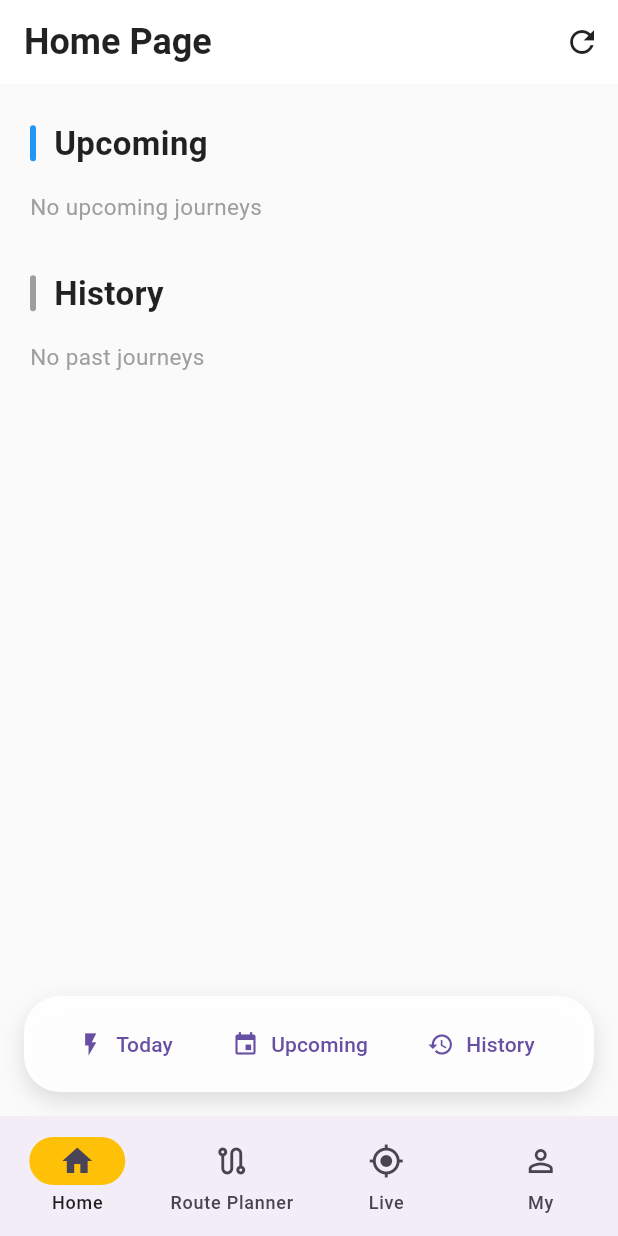
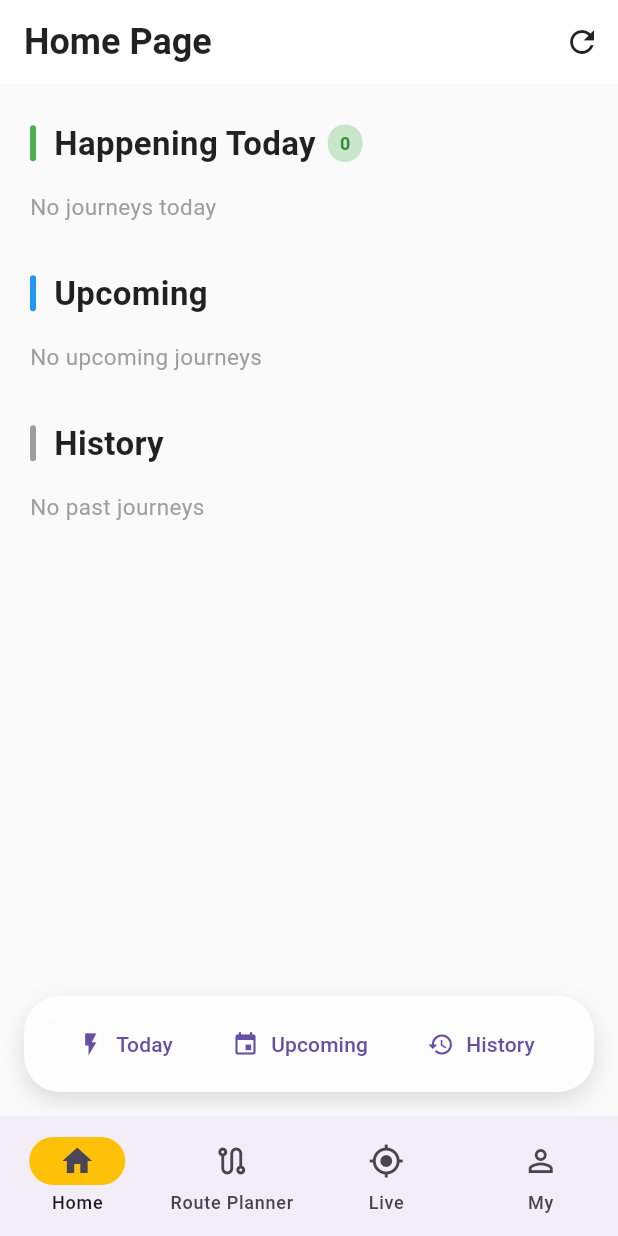
Before and after one commit to ichack-26/UIichack, a Flutter app: the screen it shows after launch, after a tap on "Today", on a phone screen of 412 x 824 dp. Run offline on Flutter 3.47's test engine with Material 3 defaults, Android fonts, the phone set to English and light mode, and no system bars; our stand-ins replace fl_chart, flutter_map, geolocator, latlong2, shared_preferences.

Commit message:
minor changes

```diff
--- a/ui1/lib/pages/home.dart
+++ b/ui1/lib/pages/home.dart
@@ -31,6 +31,7 @@ class _HomePageRouteState extends State<HomePageRoute> {
   final Map<String, String> _locationNameCache = {};
   bool _isResolvingLocations = false;
   final ScrollController _scrollController = ScrollController();
+  final GlobalKey _listKey = GlobalKey();
   final GlobalKey _todayKey = GlobalKey();
   final GlobalKey _upcomingKey = GlobalKey();
   final GlobalKey _historyKey = GlobalKey();
@@ -48,14 +49,33 @@ class _HomePageRouteState extends State<HomePageRoute> {
   }
 
   void _scrollToSection(GlobalKey key) {
+    WidgetsBinding.instance.addPostFrameCallback((_) {
       final context = key.currentContext;
       if (context == null) return;
-    Scrollable.ensureVisible(
-      context,
-      duration: const Duration(milliseconds: 300),
+      if (!_scrollController.hasClients) return;
+
+      final listContext = _listKey.currentContext;
+      if (listContext == null) return;
+
+      final listBox = listContext.findRenderObject() as RenderBox?;
+      final targetBox = context.findRenderObject() as RenderBox?;
+      if (listBox == null || targetBox == null) return;
+
+      final listTop = listBox.localToGlobal(Offset.zero).dy;
+      final targetTop = targetBox.localToGlobal(Offset.zero).dy;
+      final offsetInList = targetTop - listTop;
+      final targetOffset = _scrollController.offset + offsetInList - 8.0;
+      final clamped = targetOffset.clamp(
+        0.0,
+        _scrollController.position.maxScrollExtent,
+      );
+
+      _scrollController.animateTo(
+        clamped,
+        duration: const Duration(milliseconds: 350),
         curve: Curves.easeInOut,
-      alignment: 0.05,
       );
+    });
   }
 
   Future<void> _loadJourneys() async {
@@ -378,11 +398,11 @@ class _HomePageRouteState extends State<HomePageRoute> {
               return Stack(
                 children: [
                   ListView(
+                    key: _listKey,
                     controller: _scrollController,
                     padding: const EdgeInsets.symmetric(vertical: 24.0),
                     children: [
                   // Journeys happening today section
-                  if (todayJourneys.isNotEmpty) ...[
                   Padding(
                     key: _todayKey,
                     padding: const EdgeInsets.symmetric(horizontal: 20.0),
@@ -425,6 +445,14 @@ class _HomePageRouteState extends State<HomePageRoute> {
                     ),
                   ),
                   const SizedBox(height: 16),
+                  if (todayJourneys.isEmpty)
+                    const Padding(
+                      padding: EdgeInsets.symmetric(horizontal: 20.0),
+                      child: Text(
+                        'No journeys today',
+                        style: TextStyle(color: Colors.grey, fontSize: 15),
+                      ),
+                    ),
                   ...todayJourneys.map((j) => Padding(
                     padding: const EdgeInsets.symmetric(horizontal: 20.0, vertical: 6.0),
                     child: Dismissible(
@@ -458,7 +486,6 @@ class _HomePageRouteState extends State<HomePageRoute> {
                     ),
                   )),
                   const SizedBox(height: 32),
-                  ],
 
                   // Upcoming journeys section
                   Padding(
```
Lines whose indentation alone changed are shown as unchanged.
